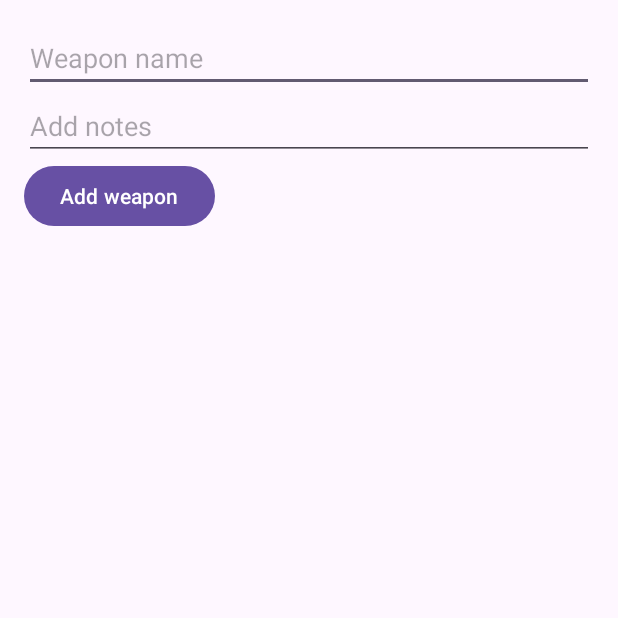
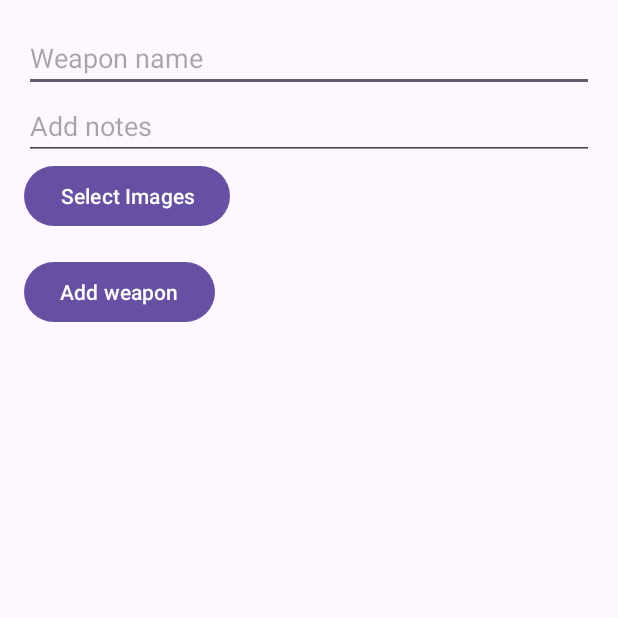
Before and after one commit to PietervanderMerwe/game-trail-tracker, an Android app: the fragment WeaponAddFragment shown on its own in the app's theme, on a phone screen of 412 x 824 dp, the top half of it. Run offline under Robolectric (Android 15) with nearby library versions, the phone set to English and light mode, and no system bars; our stand-ins replace Room's generated code.

Commit message:
updated image displays

```diff
--- a/app/src/main/java/com/epilogs/game_trail_tracker/fragments/add/WeaponAddFragment.kt
+++ b/app/src/main/java/com/epilogs/game_trail_tracker/fragments/add/WeaponAddFragment.kt
@@ -1,5 +1,7 @@
 package com.epilogs.game_trail_tracker.fragments.add
 
+import android.app.Activity
+import android.content.Intent
 import android.os.Bundle
 import android.os.Handler
 import android.os.Looper
@@ -12,12 +14,19 @@ import android.widget.ImageView
 import androidx.fragment.app.Fragment
 import androidx.fragment.app.viewModels
 import androidx.lifecycle.Observer
+import androidx.recyclerview.widget.LinearLayoutManager
+import androidx.recyclerview.widget.RecyclerView
 import com.epilogs.game_trail_tracker.R
+import com.epilogs.game_trail_tracker.adapters.ImagesAdapter
 import com.epilogs.game_trail_tracker.database.entities.Weapon
+import com.epilogs.game_trail_tracker.utils.ImagePickerUtil
 import com.epilogs.game_trail_tracker.viewmodels.WeaponViewModel
 
 class WeaponAddFragment : Fragment() {
     private val viewModel: WeaponViewModel by viewModels()
+    private val pickImagesRequestCode = 100
+    private val selectedImageUris = mutableListOf<String>()
+    private lateinit var imageAdapter: ImagesAdapter
 
     override fun onCreate(savedInstanceState: Bundle?) {
         super.onCreate(savedInstanceState)
@@ -37,21 +46,32 @@ class WeaponAddFragment : Fragment() {
         val editTextWeaponName: EditText = view.findViewById(R.id.editTextWeaponName)
         val editTextWeaponNotes : EditText = view.findViewById(R.id.editTextWeaponNotes)
         val buttonSaveWeapon: Button = view.findViewById(R.id.buttonSaveWeapon)
+        val buttonSelectLocationImages: Button = view.findViewById(R.id.buttonSelectWeaponImages)
+        val imagePaths = selectedImageUris
 
         buttonSaveWeapon.setOnClickListener {
             val name = editTextWeaponName.text.toString()
             val notes = editTextWeaponNotes.text.toString()
-            val weapon = Weapon(name = name, notes = notes, imagePaths = null)
+            val weapon = Weapon(name = name, notes = notes, imagePaths = imagePaths)
 
             viewModel.insertWeapon(weapon)
         }
+
+        buttonSelectLocationImages.setOnClickListener {
+            showImagePicker()
+        }
+
+        val imagesRecyclerView = view.findViewById<RecyclerView>(R.id.imagesWeaponRecyclerView)
+        imageAdapter = ImagesAdapter(mutableListOf())
+        imagesRecyclerView.adapter = imageAdapter
+        imagesRecyclerView.layoutManager = LinearLayoutManager(requireContext(), LinearLayoutManager.HORIZONTAL, false)
 
         viewModel.getInsertionSuccess().observe(viewLifecycleOwner, Observer { success ->
             if (success == true) {
                 editTextWeaponName.text.clear()
                 editTextWeaponNotes.text.clear()
                 viewModel.resetInsertionSuccess()
-
+                imageAdapter.clearImages()
                 val checkMarkImageView: ImageView = view.findViewById(R.id.checkMarkWeaponAdd)
                 checkMarkImageView.visibility = View.VISIBLE
                 Handler(Looper.getMainLooper()).postDelayed({
@@ -60,6 +80,21 @@ class WeaponAddFragment : Fragment() {
             }
         })
     }
+
+    private fun showImagePicker() {
+        ImagePickerUtil.openImagePicker(this, pickImagesRequestCode)
+    }
+
+    override fun onActivityResult(requestCode: Int, resultCode: Int, data: Intent?) {
+        super.onActivityResult(requestCode, resultCode, data)
+        if (requestCode == pickImagesRequestCode && resultCode == Activity.RESULT_OK) {
+            val imagesUris = ImagePickerUtil.extractSelectedImages(data)
+            selectedImageUris.clear()
+            selectedImageUris.addAll(imagesUris.map { it.toString() })
+            imageAdapter.updateImages(selectedImageUris)
+        }
+    }
+
     companion object {
         @JvmStatic
         fun newInstance(param1: String, param2: String) =
--- a/app/src/main/res/layout/fragment_animal_add.xml
+++ b/app/src/main/res/layout/fragment_animal_add.xml
@@ -51,7 +51,7 @@
         android:text="@string/buttonSelectImages" />
 
     <androidx.recyclerview.widget.RecyclerView
-        android:id="@+id/imagesRecyclerView"
+        android:id="@+id/imagesAnimalRecyclerView"
         android:layout_width="match_parent"
         android:layout_height="wrap_content"
         android:layout_marginTop="16dp"/>
--- a/app/src/main/res/layout/fragment_location_add.xml
+++ b/app/src/main/res/layout/fragment_location_add.xml
@@ -44,7 +44,7 @@
         android:text="@string/buttonSelectImages" />
 
     <androidx.recyclerview.widget.RecyclerView
-        android:id="@+id/imagesRecyclerView"
+        android:id="@+id/imagesLocationRecyclerView"
         android:layout_width="match_parent"
         android:layout_height="wrap_content"
         android:layout_marginTop="16dp"/>
--- a/app/src/main/res/layout/fragment_weapon_add.xml
+++ b/app/src/main/res/layout/fragment_weapon_add.xml
@@ -20,6 +20,18 @@
         android:hint="@string/editTextWeaponNotes"/>
 
     <Button
+        android:id="@+id/buttonSelectWeaponImages"
+        android:layout_width="wrap_content"
+        android:layout_height="wrap_content"
+        android:text="@string/buttonSelectImages" />
+
+    <androidx.recyclerview.widget.RecyclerView
+        android:id="@+id/imagesWeaponRecyclerView"
+        android:layout_width="match_parent"
+        android:layout_height="wrap_content"
+        android:layout_marginTop="16dp"/>
+
+    <Button
         android:id="@+id/buttonSaveWeapon"
         android:layout_width="wrap_content"
         android:layout_height="wrap_content"
```
Also changed, not shown: app/src/main/java/com/epilogs/game_trail_tracker/adapters/ImagesAdapter.kt (+18 -10 lines), app/src/main/java/com/epilogs/game_trail_tracker/fragments/add/AnimalAddFragment.kt (+30 -12 lines), app/src/main/java/com/epilogs/game_trail_tracker/fragments/add/LocationAddFragment.kt (+12 -2 lines), app/src/main/res/layout/image_item.xml (added, +13 -0 lines).
